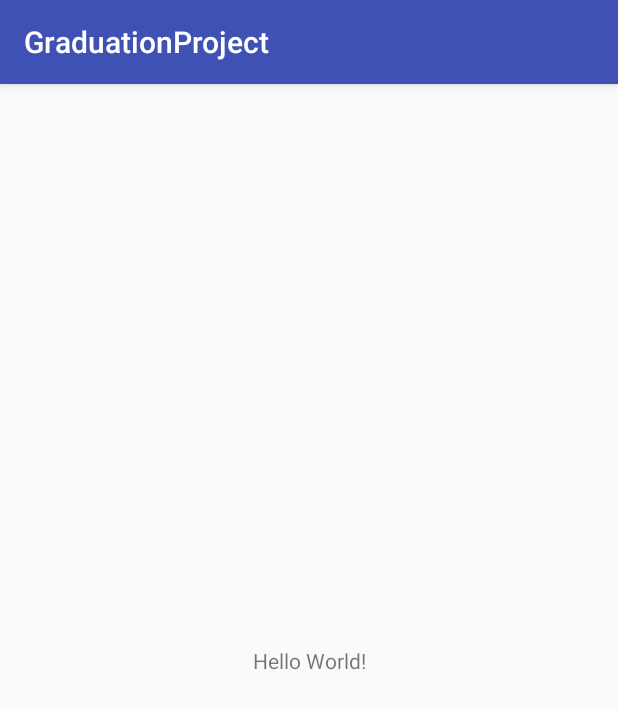
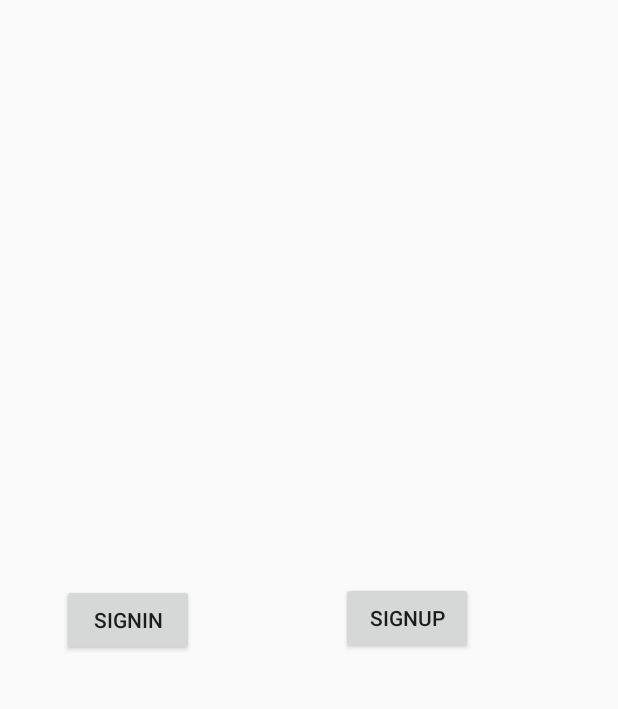
Before and after one commit to sermetoztoprak/GraduationProject, an Android app: the screen it shows after launch (MainActivity), on a phone screen of 412 x 824 dp. Shown: the top 709 px of the screen. Run offline under Robolectric (Android 15) with nearby library versions, the phone set to English and light mode, and no system bars.

Commit message:
SignIn-SignUp backend code and Firebase database operations

```diff
--- a/app/build.gradle
+++ b/app/build.gradle
@@ -25,4 +25,9 @@ dependencies {
     testImplementation 'junit:junit:4.12'
     androidTestImplementation 'com.android.support.test:runner:1.0.2'
     androidTestImplementation 'com.android.support.test.espresso:espresso-core:3.0.2'
+    implementation 'com.google.firebase:firebase-core:16.0.5'
+    implementation 'com.google.firebase:firebase-database:16.0.5'
+    implementation 'info.hoang8f:fbutton:1.0.5'
+    implementation 'com.rengwuxian.materialedittext:library:2.1.4'
 }
+apply plugin: 'com.google.gms.google-services'
--- a/app/src/main/AndroidManifest.xml
+++ b/app/src/main/AndroidManifest.xml
@@ -16,6 +16,8 @@
                 <category android:name="android.intent.category.LAUNCHER" />
             </intent-filter>
         </activity>
+        <activity android:name=".SignIn" />
+        <activity android:name=".SignUp"></activity>
     </application>
 
 </manifest>
--- a/app/src/main/java/com/graduationproject/graduationproject/MainActivity.java
+++ b/app/src/main/java/com/graduationproject/graduationproject/MainActivity.java
@@ -1,13 +1,39 @@
 package com.graduationproject.graduationproject;
 
+import android.content.Intent;
 import android.support.v7.app.AppCompatActivity;
 import android.os.Bundle;
+import android.view.View;
+import android.widget.Button;
 
 public class MainActivity extends AppCompatActivity {
+
+    Button btnSignIn,btnSignUp;
+
 
     @Override
     protected void onCreate(Bundle savedInstanceState) {
         super.onCreate(savedInstanceState);
         setContentView(R.layout.activity_main);
+
+        btnSignIn=findViewById(R.id.btnSignIn);
+        btnSignUp=findViewById(R.id.btnSignUp);
+
+        btnSignIn.setOnClickListener(new View.OnClickListener() {
+            @Override
+            public void onClick(View v) {
+                Intent intent = new Intent(MainActivity.this,SignIn.class);
+                startActivity(intent);
+            }
+        });
+
+        btnSignUp.setOnClickListener(new View.OnClickListener() {
+            @Override
+            public void onClick(View v) {
+                Intent intent =new Intent(MainActivity.this,SignUp.class);
+                startActivity(intent);
+
+            }
+        });
     }
 }
--- a/app/src/main/res/layout/activity_main.xml
+++ b/app/src/main/res/layout/activity_main.xml
@@ -6,13 +6,26 @@
     android:layout_height="match_parent"
     tools:context=".MainActivity">
 
-    <TextView
+
+    <Button
+        android:id="@+id/btnSignIn"
         android:layout_width="wrap_content"
         android:layout_height="wrap_content"
-        android:text="Hello World!"
+        android:layout_marginStart="41dp"
+        android:layout_marginTop="1dp"
+        android:text="SignIn"
+        app:layout_constraintStart_toStartOf="parent"
+        app:layout_constraintTop_toTopOf="@+id/btnSignUp" />
+
+    <Button
+        android:id="@+id/btnSignUp"
+        android:layout_width="wrap_content"
+        android:layout_height="wrap_content"
+        android:layout_marginEnd="83dp"
+        android:layout_marginStart="84dp"
+        android:text="SignUp"
         app:layout_constraintBottom_toBottomOf="parent"
-        app:layout_constraintLeft_toLeftOf="parent"
-        app:layout_constraintRight_toRightOf="parent"
+        app:layout_constraintEnd_toEndOf="parent"
+        app:layout_constraintStart_toEndOf="@+id/btnSignIn"
         app:layout_constraintTop_toTopOf="parent" />
-
 </android.support.constraint.ConstraintLayout>
--- a/app/src/main/res/values/colors.xml
+++ b/app/src/main/res/values/colors.xml
@@ -1,6 +1,6 @@
 <?xml version="1.0" encoding="utf-8"?>
 <resources>
-    <color name="colorPrimary">#3F51B5</color>
+    <color name="colorPrimary">#6752c2</color>
     <color name="colorPrimaryDark">#303F9F</color>
     <color name="colorAccent">#FF4081</color>
 </resources>
--- a/app/src/main/res/values/styles.xml
+++ b/app/src/main/res/values/styles.xml
@@ -1,7 +1,7 @@
 <resources>
 
     <!-- Base application theme. -->
-    <style name="AppTheme" parent="Theme.AppCompat.Light.DarkActionBar">
+    <style name="AppTheme" parent="Theme.AppCompat.Light.NoActionBar">
         <!-- Customize your theme here. -->
         <item name="colorPrimary">@color/colorPrimary</item>
         <item name="colorPrimaryDark">@color/colorPrimaryDark</item>
--- a/build.gradle
+++ b/build.gradle
@@ -8,6 +8,7 @@ buildscript {
     }
     dependencies {
         classpath 'com.android.tools.build:gradle:3.1.4'
+        classpath 'com.google.gms:google-services:4.0.1'
 
 
         // NOTE: Do not place your application dependencies here; they belong
```
Also changed, not shown: app/src/main/java/com/graduationproject/graduationproject/Model/User.java (added, +31 -0 lines), app/src/main/java/com/graduationproject/graduationproject/SignIn.java (added, +73 -0 lines), app/src/main/java/com/graduationproject/graduationproject/SignUp.java (added, +71 -0 lines), app/src/main/res/layout/activity_sign_in.xml (added, +41 -0 lines), app/src/main/res/layout/activity_sign_up.xml (added, +55 -0 lines), 1 other file.
